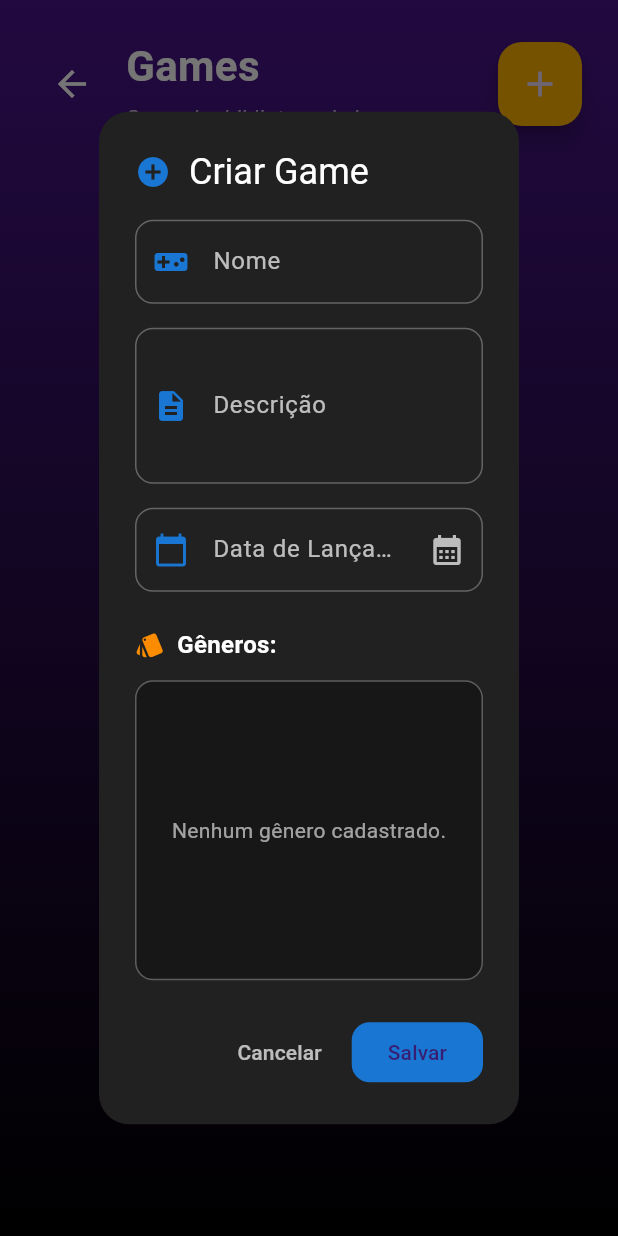
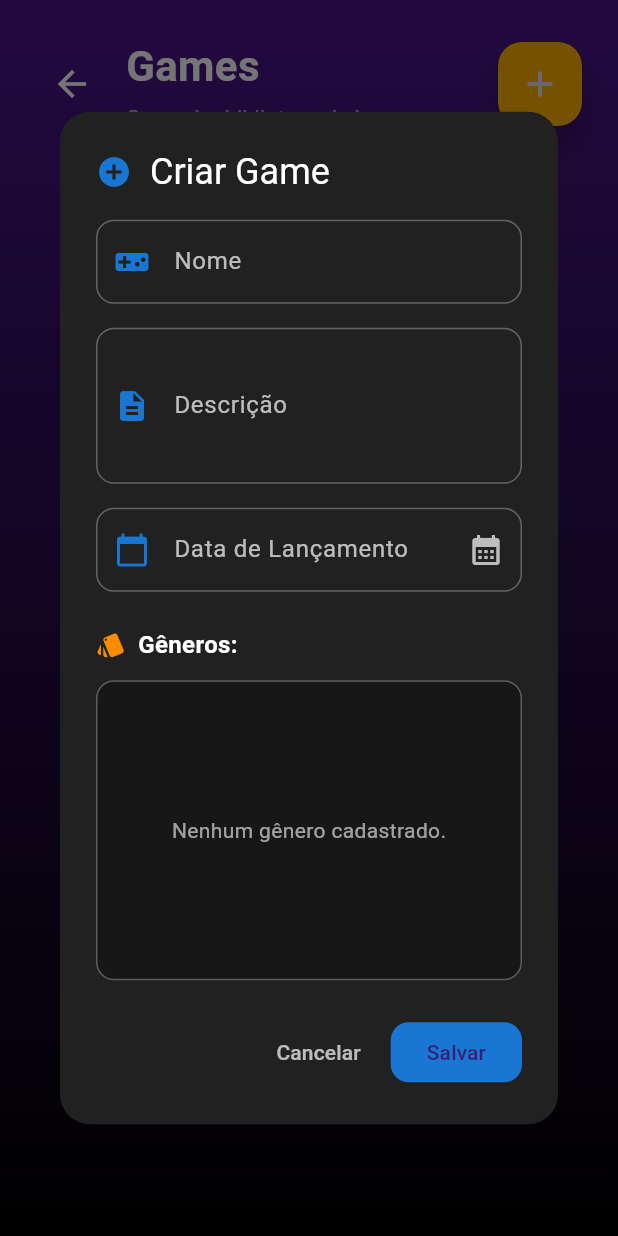
Before and after one commit to Flirm/the_game_awards_sim_flutter, a Flutter app: the TelaAdminGames screen opened directly, after a tap on the "add" icon, on a phone screen of 412 x 824 dp. Run offline on Flutter 3.47's test engine with Material 3 defaults, Android fonts, the phone set to English and light mode, and no system bars; our stand-ins replace sqflite, sqflite_common_ffi; accounts and stored records are empty.

Commit message:
Fixing some bugs, and one text change for better explanation

```diff
--- a/lib/controllers/category_controller.dart
+++ b/lib/controllers/category_controller.dart
@@ -52,7 +52,7 @@ class CategoryController {
 
     final List<Map<String, dynamic>> maps = await db.query(
       'category',
-      where: 'date >= ?',
+      where: 'end_date >= ?',
       whereArgs: [today],
     );
     return List.generate(maps.length, (i) => Category.fromMap(maps[i]));
--- a/lib/views/tela_admin_games.dart
+++ b/lib/views/tela_admin_games.dart
@@ -92,7 +92,9 @@ class _TelaAdminGamesState extends State<TelaAdminGames> {
                   ),
                 ],
               ),
-              content: Form(
+              content: SizedBox(
+                width: double.maxFinite,
+                child: Form(
                   key: formKey,
                   child: SingleChildScrollView(
                     child: Column(
@@ -265,6 +267,7 @@ class _TelaAdminGamesState extends State<TelaAdminGames> {
                                 ),
                         ),
                       ],
+                    ),
                   ),
                 ),
               ),
--- a/lib/views/user_dashboard_screen.dart
+++ b/lib/views/user_dashboard_screen.dart
@@ -439,7 +439,7 @@ class _UserDashboardScreenState extends State<UserDashboardScreen> {
                 ],
                 const SizedBox(height: 4),
                 Text(
-                  'Data: ${category.endDate}',
+                  'Data de encerramento: ${category.endDate}',
                   style: TextStyle(
                     color: Colors.amber.shade400,
                     fontSize: 12,
```
Lines whose indentation alone changed are shown as unchanged.
